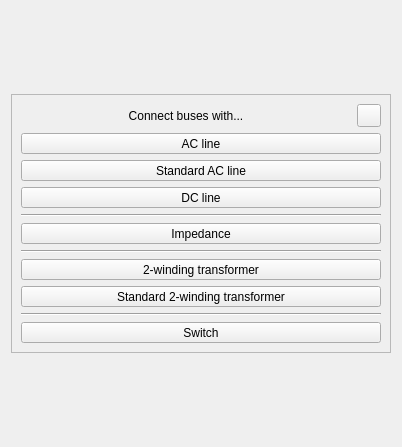
Qt form src/electricalsim/ui/connecting_buses_dialog.ui (aloytag/electrical-grid-simulator) before a commit.
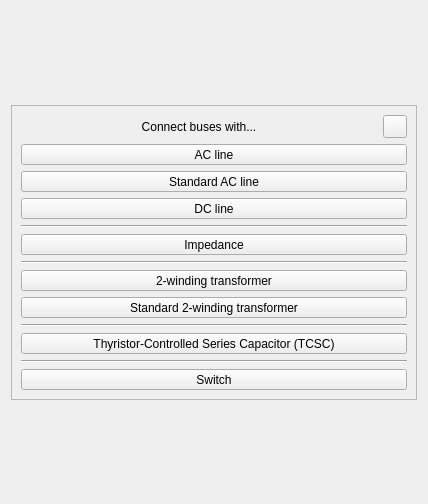
The same form after that commit.

Commit message: Added TCSC component support

What changed in the file:
```diff
--- a/src/electricalsim/ui/connecting_buses_dialog.ui
+++ b/src/electricalsim/ui/connecting_buses_dialog.ui
@@ -9,8 +9,8 @@
    <rect>
     <x>0</x>
     <y>0</y>
-    <width>402</width>
-    <height>447</height>
+    <width>428</width>
+    <height>504</height>
    </rect>
   </property>
   <property name="focusPolicy">
@@ -227,6 +227,35 @@
           </property>
          </widget>
         </item>
+        <item>
+         <widget class="QToolButton" name="btnTCSC">
+          <property name="sizePolicy">
+           <sizepolicy hsizetype="Expanding" vsizetype="Fixed">
+            <horstretch>0</horstretch>
+            <verstretch>0</verstretch>
+           </sizepolicy>
+          </property>
+          <property name="text">
+           <string>Thyristor-Controlled Series Capacitor (TCSC)</string>
+          </property>
+          <property name="iconSize">
+           <size>
+            <width>16</width>
+            <height>16</height>
+           </size>
+          </property>
+          <property name="toolButtonStyle">
+           <enum>Qt::ToolButtonTextBesideIcon</enum>
+          </property>
+         </widget>
+        </item>
+        <item>
+         <widget class="Line" name="line_4">
+          <property name="orientation">
+           <enum>Qt::Horizontal</enum>
+          </property>
+         </widget>
+        </item>
         <item>
          <widget class="QToolButton" name="btnSwitch">
           <property name="sizePolicy">
```
The commit also changes 16 other files.
